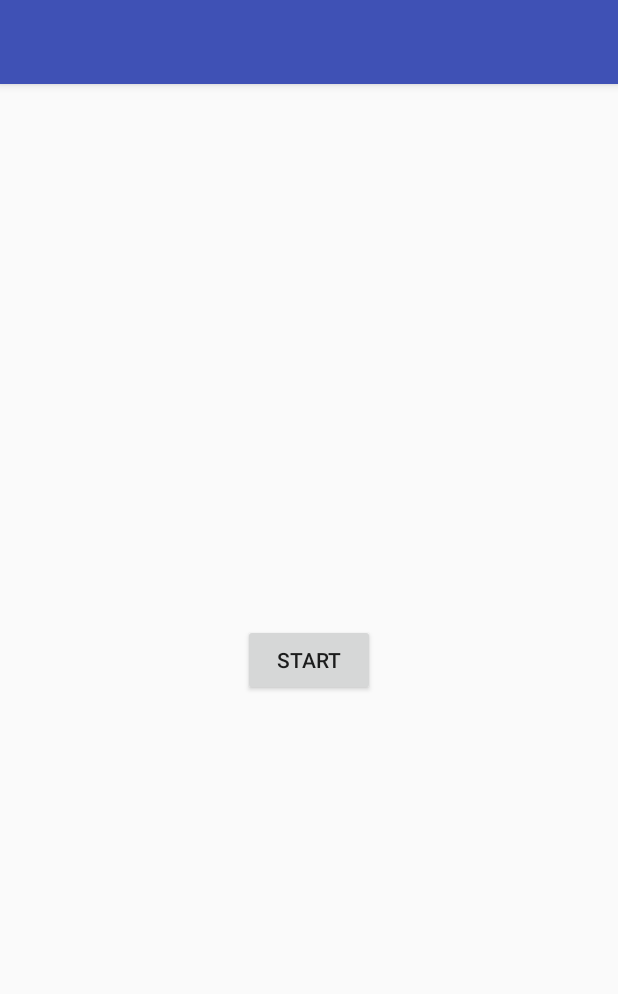
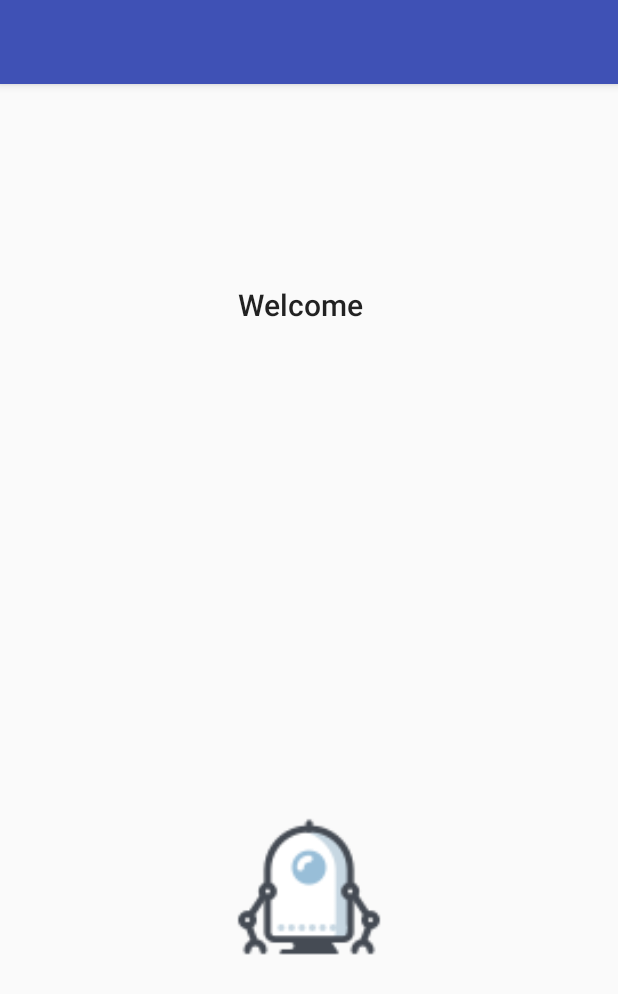
Before and after one commit to apicelladino/RepositoryTesi, an Android app: the screen it shows after launch (PredictActivity before the commit, WelcomeActivity after it), on a phone screen of 412 x 824 dp. Shown: the top 994 px of the screen. Run offline under Robolectric (Android 15) with nearby library versions, the phone set to English and light mode, and no system bars.

Commit message:
Add files via upload

```diff
--- a/HAR_PROJECT/src/main/java/io/github/aqibsaeed/activityrecognition/MainActivity.java
+++ b/HAR_PROJECT/src/main/java/io/github/aqibsaeed/activityrecognition/MainActivity.java
@@ -35,6 +35,7 @@ import android.media.MediaPlayer;
 
 
 public class MainActivity extends AppCompatActivity implements SensorEventListener {
+
     private final double gConst = 9.81;
     private final int N_SAMPLES = 50;
     private TextView breakprob;
@@ -75,14 +76,14 @@ public class MainActivity extends AppCompatActivity implements SensorEventListen
     private static double maxGyro = 34.90656;
     private String currentExercise = "";
     private String currentCount="";
-
+    MediaPlayer mp;
 
 
     @Override
     protected void onCreate(Bundle savedInstanceState) {
         super.onCreate(savedInstanceState);
         setContentView(R.layout.activity_main);
-
+        mp = MediaPlayer.create(this,R.raw.burpee_sound);
 
         Intent intent = getIntent();
         String message = intent.getStringExtra(PredictActivity.START_MESSAGE);
@@ -463,6 +464,7 @@ public class MainActivity extends AppCompatActivity implements SensorEventListen
                     situpprob.setText("");
                     squatcount = 0;
                     squatprob.setText("");
+                    mp.start();   //Reproduce burpee_sound.wav
 
 
                 }
--- a/HAR_PROJECT/src/main/java/io/github/aqibsaeed/activityrecognition/PredictActivity.java
+++ b/HAR_PROJECT/src/main/java/io/github/aqibsaeed/activityrecognition/PredictActivity.java
@@ -18,7 +18,8 @@ public static String START_MESSAGE = "Start_Activity";
     }
     public void sendMessage(View view){
         Intent intent = new Intent(this, MainActivity.class);
-
+        FirebaseConnection connection = new FirebaseConnection();
+        connection.writeDatabase();
 
         intent.putExtra(START_MESSAGE, "Start");
         startActivity(intent);
--- /dev/null
+++ b/HAR_PROJECT/src/main/java/io/github/aqibsaeed/activityrecognition/WelcomeActivity.java
@@ -0,0 +1,42 @@
+package io.github.aqibsaeed.activityrecognition;
+
+import android.content.Intent;
+import android.content.SharedPreferences;
+import android.support.v7.app.AppCompatActivity;
+import android.os.Bundle;
+import android.view.View;
+
+import java.util.Timer;
+import java.util.TimerTask;
+
+public class WelcomeActivity extends AppCompatActivity {
+    public static String WELCOME_MESSAGE = "Welcome on board";
+    Timer timer;
+    @Override
+    protected void onCreate(Bundle savedInstanceState) {
+        super.onCreate(savedInstanceState);
+        setContentView(R.layout.welcome);
+        timer = new Timer();
+        timer.schedule(new TimerTask() {
+            @Override
+            public void run() {
+                SharedPreferences sp=getSharedPreferences("Login",0);
+                String user = sp.getString("User","");
+                String pass = sp.getString("Pass","");
+                System.out.println(user);
+                if((user=="Dino")&&(pass =="ciao")){
+                    Intent intent = new Intent(WelcomeActivity.this,PredictActivity.class);
+                    startActivity(intent);
+                    finish();
+                }else {
+
+
+                Intent intent = new Intent(WelcomeActivity.this,LoginActivity.class);
+                startActivity(intent);
+                finish();
+            }}
+        }, 5000);
+
+    }
+
+}
--- /dev/null
+++ b/HAR_PROJECT/src/main/res/layout/welcome.xml
@@ -0,0 +1,41 @@
+<?xml version="1.0" encoding="utf-8"?>
+<android.support.constraint.ConstraintLayout xmlns:android="http://schemas.android.com/apk/res/android"
+    xmlns:app="http://schemas.android.com/apk/res-auto"
+    xmlns:tools="http://schemas.android.com/tools"
+    android:layout_width="match_parent"
+    android:layout_height="match_parent"
+    tools:context=".WelcomeActivity">
+
+    <ImageView
+        android:id="@+id/imageView"
+        android:layout_width="97dp"
+        android:layout_height="103dp"
+        android:layout_marginBottom="8dp"
+        android:layout_marginEnd="8dp"
+        android:layout_marginStart="8dp"
+        android:layout_marginTop="8dp"
+        app:layout_constraintBottom_toBottomOf="parent"
+        app:layout_constraintEnd_toEndOf="parent"
+        app:layout_constraintHorizontal_bias="0.501"
+        app:layout_constraintStart_toStartOf="parent"
+        app:layout_constraintTop_toTopOf="parent"
+        app:layout_constraintVertical_bias="0.732"
+        app:srcCompat="@mipmap/ic_robot" />
+
+    <TextView
+        android:id="@+id/textView"
+        android:layout_width="179dp"
+        android:layout_height="45dp"
+        android:layout_marginBottom="8dp"
+        android:layout_marginEnd="8dp"
+        android:layout_marginStart="8dp"
+        android:layout_marginTop="8dp"
+        android:text="         Welcome "
+        android:textAppearance="@android:style/TextAppearance.DeviceDefault.Widget.ActionMode.Title"
+        app:layout_constraintBottom_toBottomOf="parent"
+        app:layout_constraintEnd_toEndOf="parent"
+        app:layout_constraintHorizontal_bias="0.502"
+        app:layout_constraintStart_toStartOf="parent"
+        app:layout_constraintTop_toTopOf="parent"
+        app:layout_constraintVertical_bias="0.177" />
+</android.support.constraint.ConstraintLayout>
```
Also changed, not shown: HAR_PROJECT/src/main/AndroidManifest.xml (+9 -5 lines), HAR_PROJECT/src/main/java/io/github/aqibsaeed/activityrecognition/FirebaseConnection.java (added, +15 -0 lines), HAR_PROJECT/src/main/java/io/github/aqibsaeed/activityrecognition/LoginActivity.java (added, +39 -0 lines), HAR_PROJECT/src/main/res/layout/activity_login.xml (added, +84 -0 lines), HAR_PROJECT/src/main/res/layout/activity_predict.xml (+6 -2 lines), HAR_PROJECT/src/main/res/mipmap-hdpi/ic_bandiera.png (added), HAR_PROJECT/src/main/res/mipmap-hdpi/ic_bilanciere.png (added), HAR_PROJECT/src/main/res/mipmap-hdpi/ic_robot.png (added).
